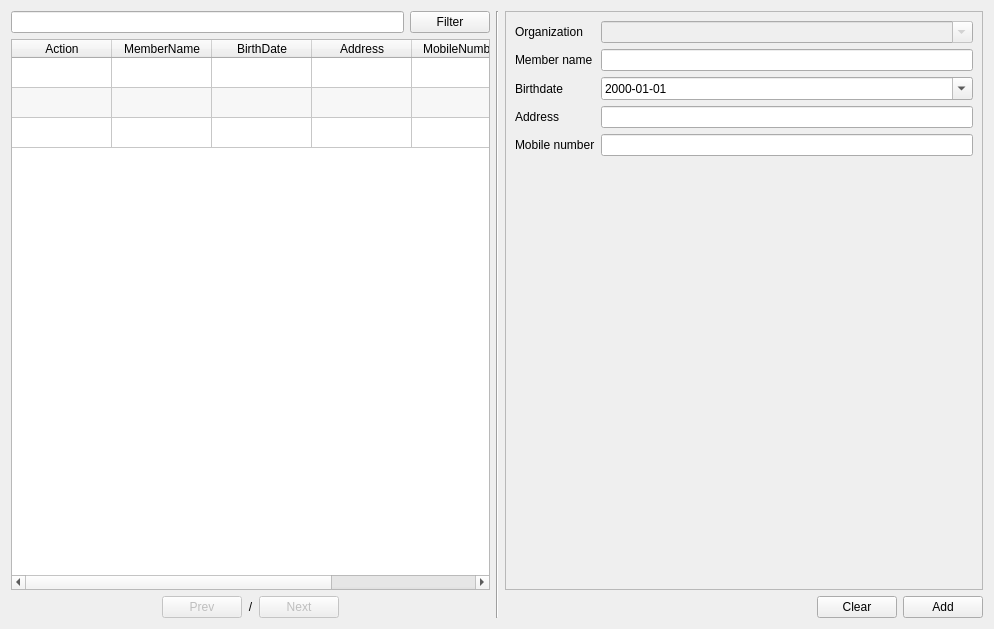
First picture: the form in app/views/templates/ManageMember.ui, repository rondalefloyd/mts-pos, before the edit.
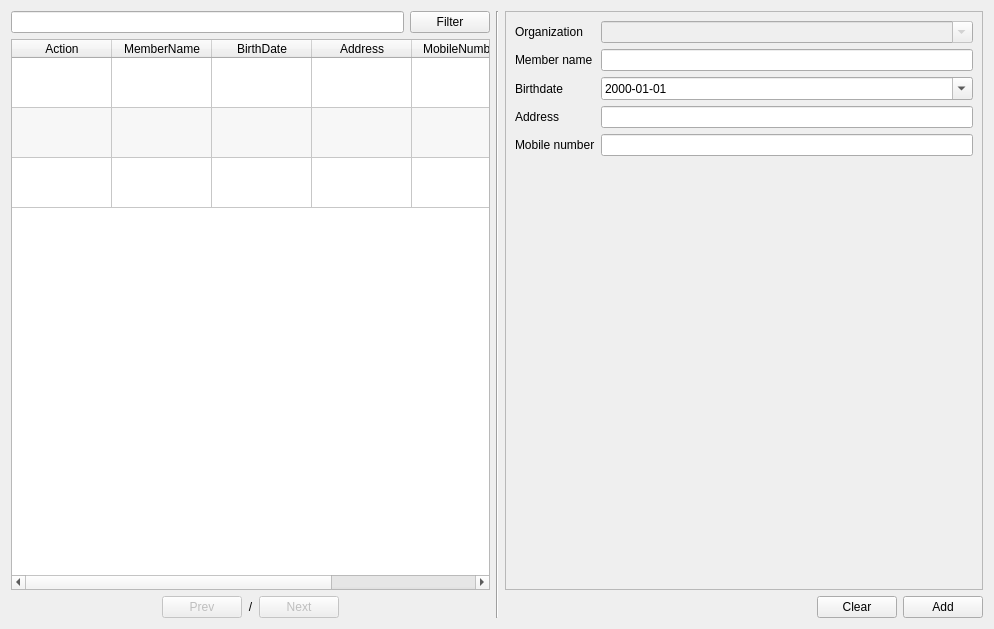
Second picture: the form after the edit.

```diff
--- a/app/views/templates/ManageMember.ui
+++ b/app/views/templates/ManageMember.ui
@@ -56,6 +56,12 @@
        <attribute name="verticalHeaderVisible">
         <bool>false</bool>
        </attribute>
+       <attribute name="verticalHeaderDefaultSectionSize">
+        <number>50</number>
+       </attribute>
+       <attribute name="verticalHeaderMinimumSectionSize">
+        <number>30</number>
+       </attribute>
        <row>
         <property name="text">
          <string>New Row</string>
```
